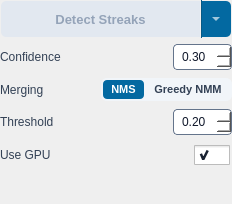
First picture: the form in src/startrails/ui/step_detect_streaks.ui, repository gkyle/startrails, before the edit.
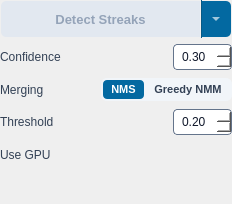
Second picture: the form after the edit. Icons and pictures are not drawn.

Patch:
```diff
--- a/src/startrails/ui/step_detect_streaks.ui
+++ b/src/startrails/ui/step_detect_streaks.ui
@@ -388,9 +388,10 @@
           </property>
           <property name="styleSheet">
            <string notr="true">QCheckBox#useGPU { spacing: 0px;}
-QCheckBox#useGPU::indicator { width: 36px; height: 20px; }
+QCheckBox#useGPU::indicator { width: 36px; height: 20px; border-radius: 10px; }
 QCheckBox#useGPU::indicator:unchecked { image: url(:/startrails/ui/switch_off.svg); }
-QCheckBox#useGPU::indicator:checked { image: url(:/startrails/ui/switch_on.svg); }</string>
+QCheckBox#useGPU::indicator:checked { image: url(:/startrails/ui/switch_on.svg); }
+</string>
           </property>
           <property name="text">
            <string/>
```
Left out of the diff: 3 changed lines with no effect on the pictures.
